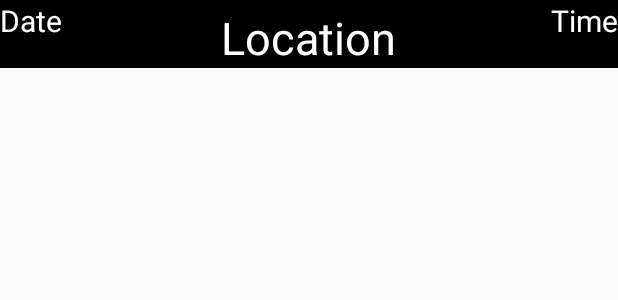
After one commit to Travis40508/godsBelowUs, an Android app: the layout item_calendar_row.xml on its own in the app's theme, with its tools: preview values and no code run, on a phone screen of 412 x 824 dp. The commit adds this screen. Shown: the top 300 px of the screen. Run offline under Robolectric (Android 15) with nearby library versions, the phone set to English and light mode, and no system bars.

Commit message:
viewpager shit.

```diff
--- /dev/null
+++ b/app/src/main/res/layout/item_calendar_row.xml
@@ -0,0 +1,32 @@
+<?xml version="1.0" encoding="utf-8"?>
+<RelativeLayout xmlns:android="http://schemas.android.com/apk/res/android"
+    android:layout_width="match_parent" android:layout_height="45dp" android:background="#000000">
+
+    <TextView
+        android:textSize="20sp"
+        android:text="Date"
+        android:textColor="#FFFFFF"
+        android:layout_alignParentStart="true"
+        android:id="@+id/text_view_date"
+        android:layout_width="wrap_content"
+        android:layout_height="wrap_content" />
+
+    <TextView
+        android:id="@+id/text_view_time"
+        android:layout_alignParentEnd="true"
+        android:textColor="#FFFFFF"
+        android:text="Time"
+        android:textSize="20sp"
+        android:layout_width="wrap_content"
+        android:layout_height="wrap_content" />
+
+    <TextView
+        android:text="Location"
+        android:textColor="#FFFFFF"
+        android:textSize="30sp"
+        android:layout_alignParentBottom="true"
+        android:layout_centerHorizontal="true"
+        android:id="@+id/text_view_location"
+        android:layout_width="wrap_content"
+        android:layout_height="wrap_content" />
+</RelativeLayout>
```
Also changed, not shown: app/src/main/java/com/example/travis/godsbelowus/Presentation/Adapters/CalendarListAdapter.java (added, +63 -0 lines), app/src/main/java/com/example/travis/godsbelowus/Presentation/Models/Dates.java (added, +41 -0 lines), app/src/main/res/layout/calendar_fragment.xml (+6 -5 lines), 1 other file.
